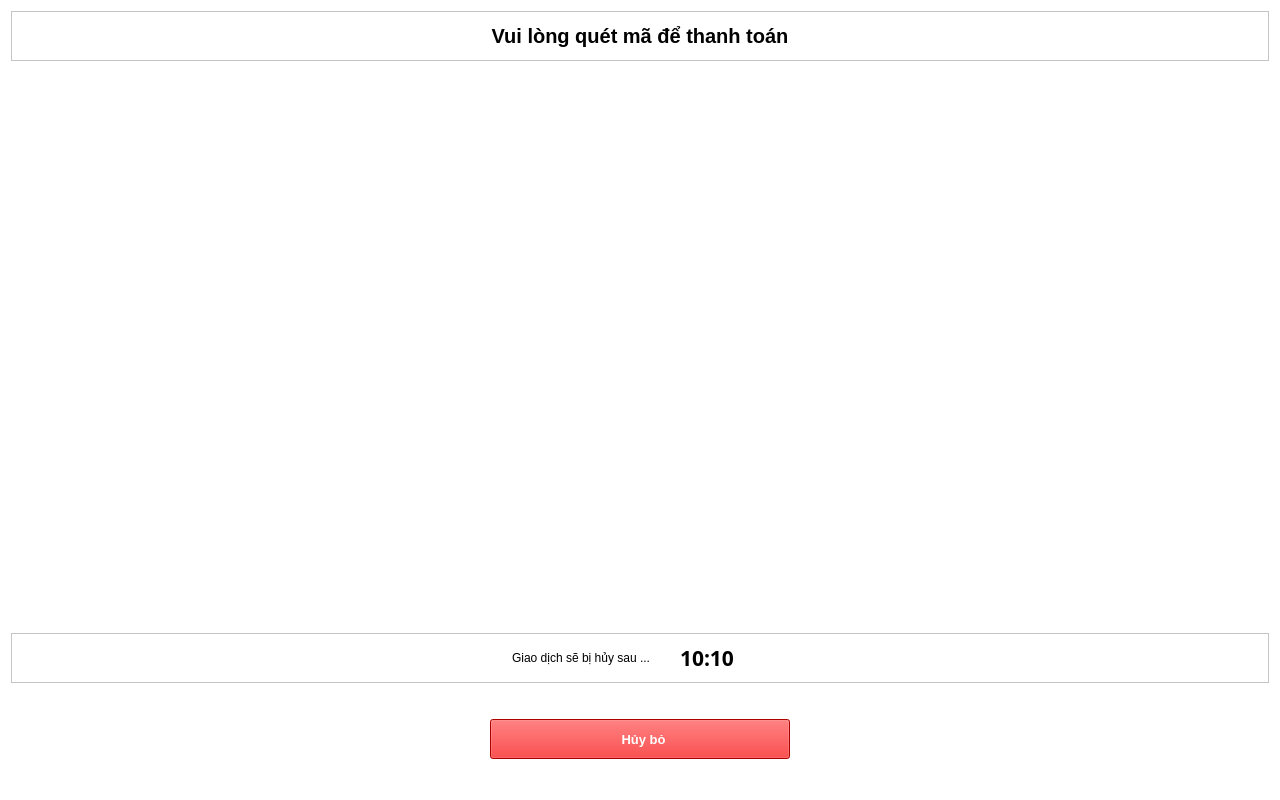
The window that pay.ui (DantNg/Vending_Machine) describes before a commit, drawn with Qt 5.
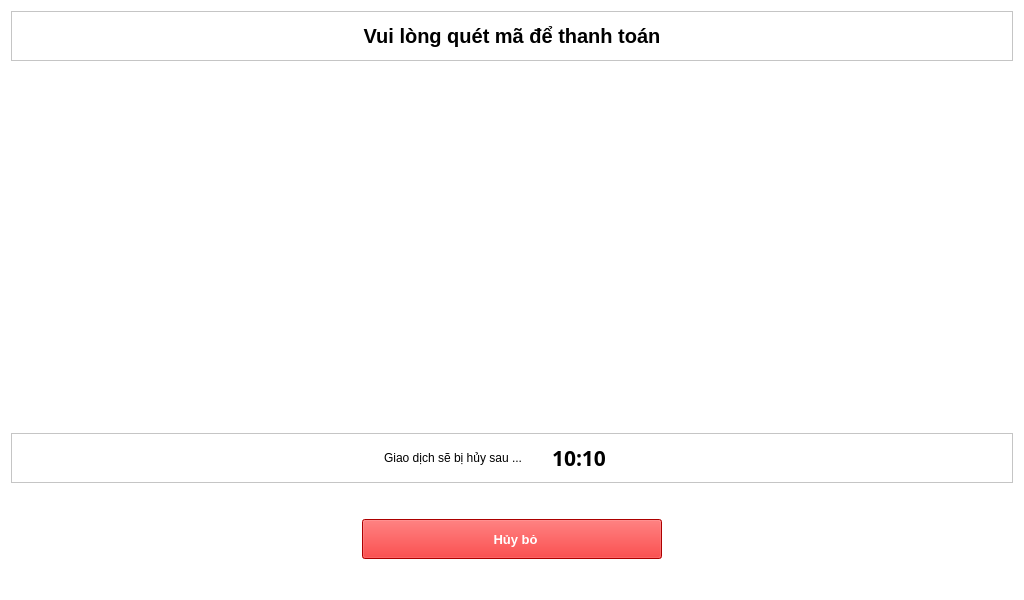
The same window after the commit. Icons and pictures are not drawn.

```diff
--- a/pay.ui
+++ b/pay.ui
@@ -6,14 +6,14 @@
    <rect>
     <x>0</x>
     <y>0</y>
-    <width>1280</width>
-    <height>800</height>
+    <width>1024</width>
+    <height>600</height>
    </rect>
   </property>
   <property name="minimumSize">
    <size>
     <width>0</width>
-    <height>800</height>
+    <height>0</height>
    </size>
   </property>
   <property name="windowTitle">
@@ -102,8 +102,8 @@
        <widget class="QLabel" name="label">
         <property name="maximumSize">
          <size>
-          <width>450</width>
-          <height>500</height>
+          <width>350</width>
+          <height>400</height>
          </size>
         </property>
         <property name="text">
```
